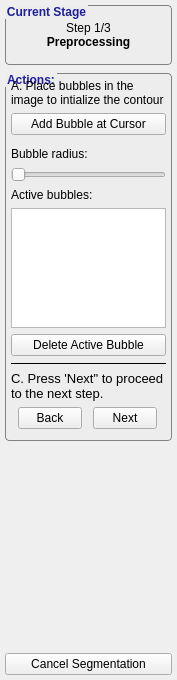
Above: GUI/Qt/Components/SnakeWizardPanel.ui from pyushkevich/itksnap before the change. Below: the same form after it.
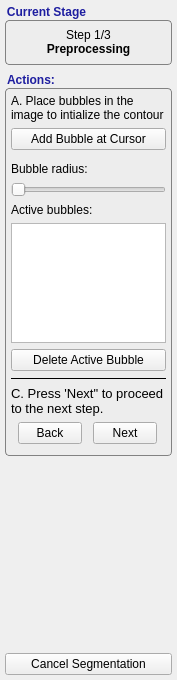
That is the form after the change. Icons and pictures are not drawn. Custom widgets are drawn as their Qt base class.

Patch:
```diff
--- a/GUI/Qt/Components/SnakeWizardPanel.ui
+++ b/GUI/Qt/Components/SnakeWizardPanel.ui
@@ -31,7 +31,7 @@
 }
 QGroupBox {
   background-origin: content;
-  margin-top: 2.5ex;
+  margin-top: 15px;
   font-weight: bold;
   font-size: 12px;
   font-family: helvetica;
```
